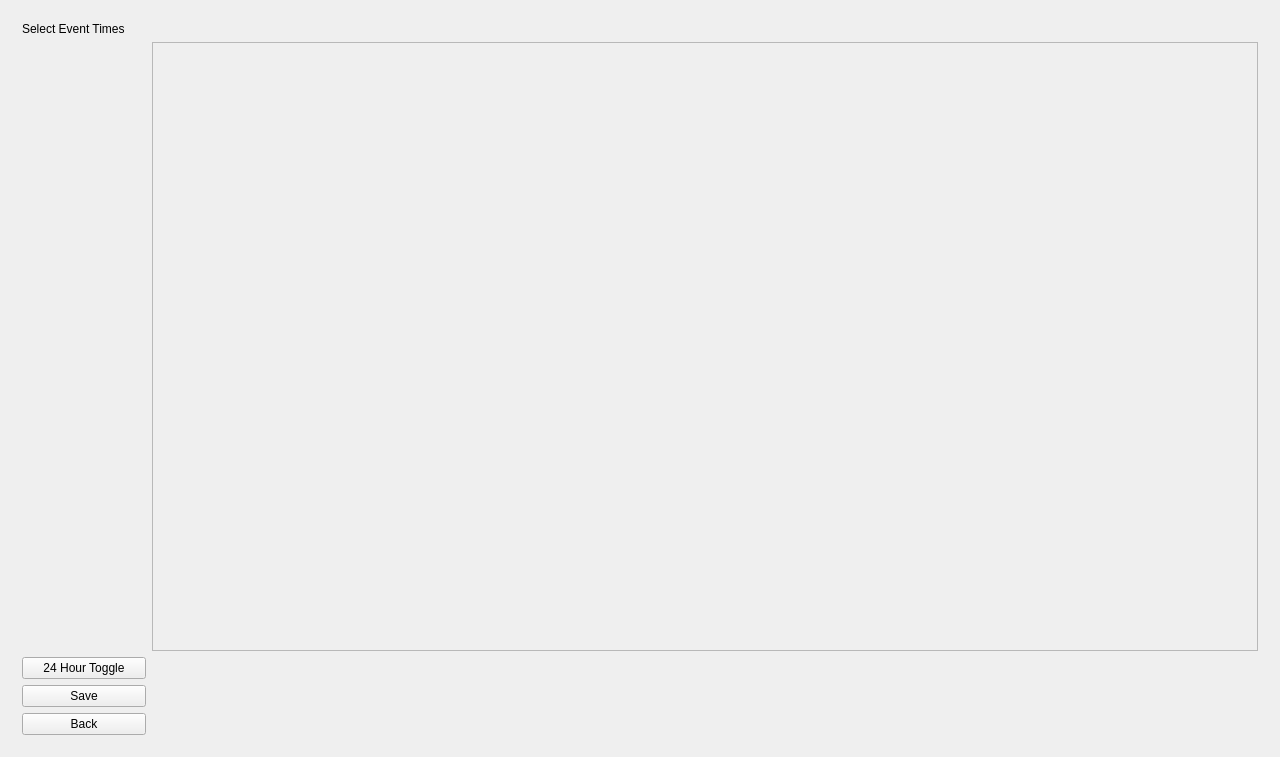
Above: mainwindow.ui from n-kenn/EECS_448_Project_1 before the change. Below: the same form after it.
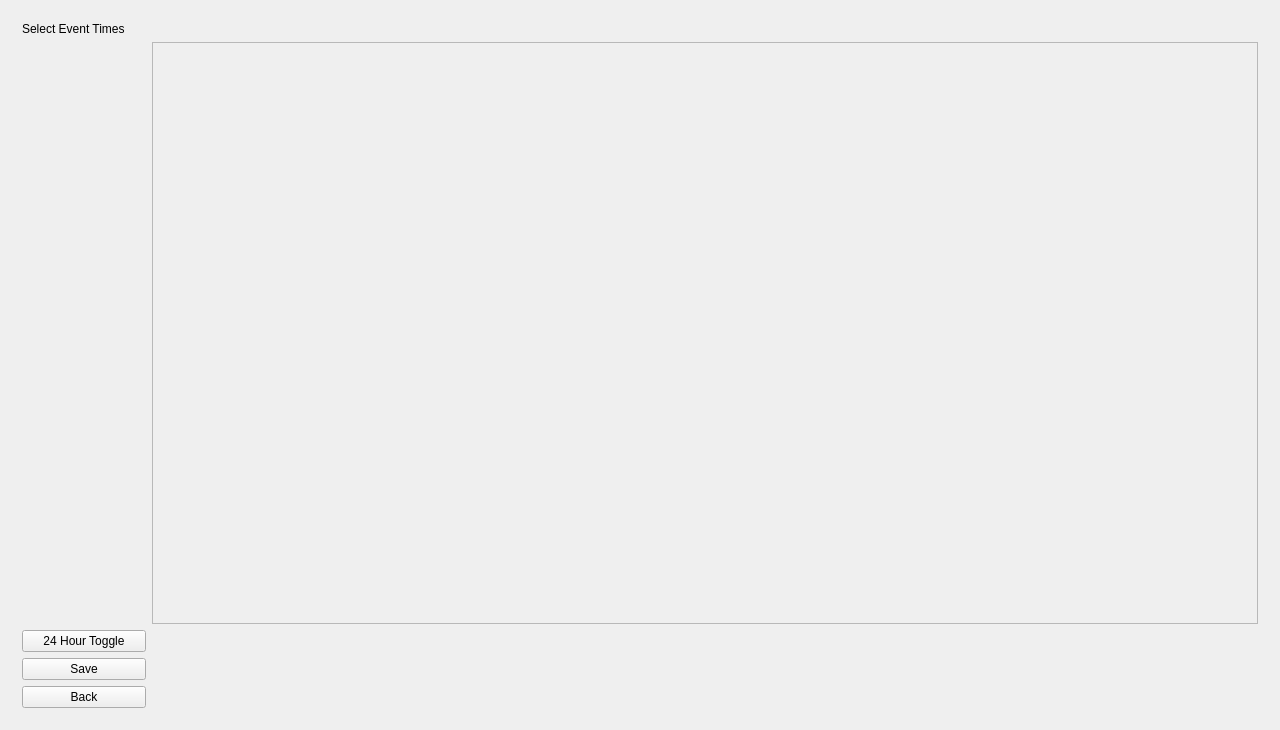
That is the form after the change. The open tabs and pages were chosen to show the change.

Patch:
```diff
--- a/mainwindow.ui
+++ b/mainwindow.ui
@@ -7,7 +7,7 @@
     <x>0</x>
     <y>0</y>
     <width>1280</width>
-    <height>757</height>
+    <height>730</height>
    </rect>
   </property>
   <property name="sizePolicy">
@@ -328,8 +328,8 @@
               <rect>
                <x>0</x>
                <y>0</y>
-               <width>1106</width>
-               <height>595</height>
+               <width>18</width>
+               <height>18</height>
               </rect>
              </property>
              <layout class="QGridLayout" name="gridLayout_17"/>
```
Left out of the diff: 2 changed lines with no effect on the pictures.
